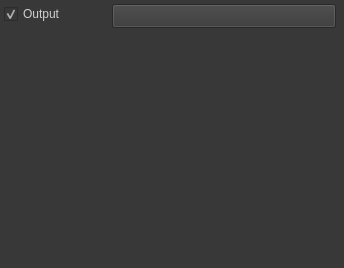
Before: the Qt Designer form qt/player/PlayerChannelNodeWidgetForm.ui in Gaiger/ChiptuneMIDI, drawn with Qt 5.
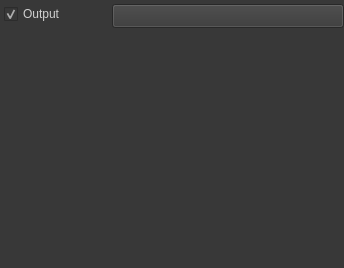
After: the same form once the commit is applied.

Commit message:
tweak(player): widen channel node instrument title
- extend the instrument title button so long instrument names such as Acoustic Guitar (nylon) can be shown fully

What changed in the file:
```diff
--- a/qt/player/PlayerChannelNodeWidgetForm.ui
+++ b/qt/player/PlayerChannelNodeWidgetForm.ui
@@ -24,7 +24,7 @@
     <rect>
      <x>4</x>
      <y>4</y>
-     <width>88</width>
+     <width>84</width>
      <height>20</height>
     </rect>
    </property>
@@ -40,7 +40,7 @@
     <rect>
      <x>112</x>
      <y>4</y>
-     <width>224</width>
+     <width>232</width>
      <height>24</height>
     </rect>
    </property>
```
